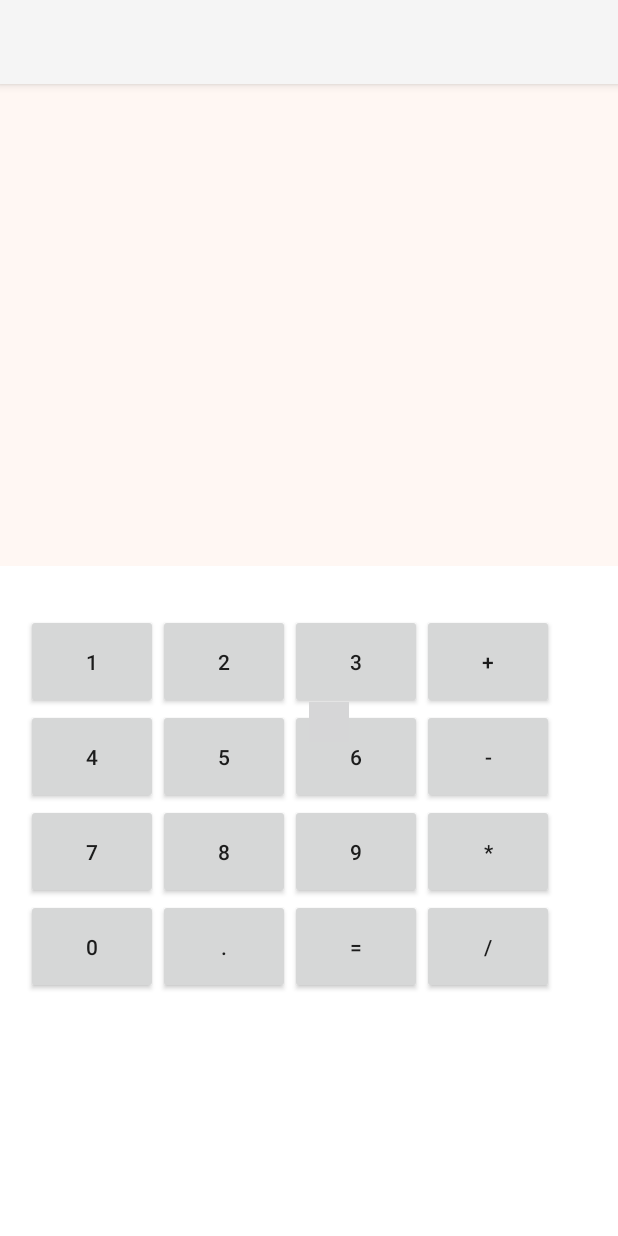
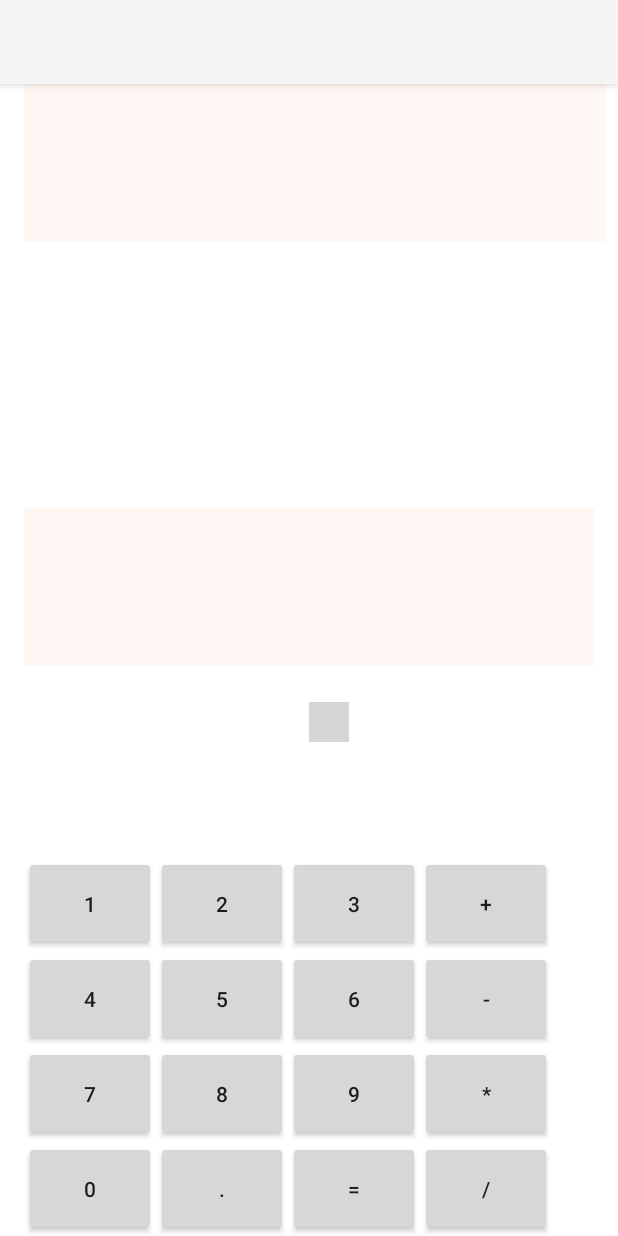
Before and after one commit to bche722/softeng702-project, an Android app: the CalculatorActivity screen opened directly, with no data from a screen before it, on a phone screen of 412 x 824 dp. Run offline under Robolectric (Android 15) with nearby library versions, the phone set to English and light mode, and no system bars; 10 statements that could not run were skipped.

Commit message:
Fixed crashes with calc
Co-Authored-By: chloe-421 <chloe-421@users.noreply.github.com>

```diff
--- a/app/src/main/res/layout/activity_calculator.xml
+++ b/app/src/main/res/layout/activity_calculator.xml
@@ -17,28 +17,50 @@
 
 
     <TextView
-        android:id="@+id/Answer"
-        android:layout_width="438dp"
-        android:layout_height="321dp"
+        android:id="@+id/input"
+        android:layout_width="0dp"
+        android:layout_height="105dp"
+        android:layout_marginStart="16dp"
+        android:layout_marginEnd="8dp"
         android:layout_weight="0.77"
         android:background="#0CFF5E07"
         android:textColor="@color/colorAccent"
         android:textSize="36sp"
-        tools:ignore="MissingConstraints"
-        tools:layout_editor_absoluteX="7dp" />
+        app:layout_constraintEnd_toEndOf="parent"
+        app:layout_constraintStart_toStartOf="parent"
+        app:layout_constraintTop_toTopOf="parent"
+        tools:ignore="MissingConstraints" />
+
+    <TextView
+        android:id="@+id/output"
+        android:layout_width="0dp"
+        android:layout_height="105dp"
+        android:layout_marginStart="16dp"
+        android:layout_marginTop="150dp"
+        android:layout_marginEnd="16dp"
+        android:layout_marginBottom="100dp"
+        android:layout_weight="0.77"
+        android:background="#0CFF5E07"
+        android:textColor="@color/colorAccent"
+        android:textSize="36sp"
+        app:layout_constraintBottom_toTopOf="@+id/alpha"
+        app:layout_constraintEnd_toEndOf="parent"
+        app:layout_constraintStart_toStartOf="parent"
+        app:layout_constraintTop_toBottomOf="@+id/input"
+        tools:ignore="MissingConstraints" />
 
     <LinearLayout
         android:id="@+id/alpha"
-        android:layout_width="413dp"
+        android:layout_width="0dp"
         android:layout_height="wrap_content"
-        android:layout_marginStart="36dp"
-        android:layout_marginTop="32dp"
+        android:layout_marginStart="16dp"
+        android:layout_marginEnd="16dp"
         android:background="@android:color/background_light"
         android:onClick="onBadClicku"
         android:orientation="vertical"
+        app:layout_constraintBottom_toBottomOf="parent"
         app:layout_constraintEnd_toEndOf="parent"
-        app:layout_constraintStart_toStartOf="parent"
-        app:layout_constraintTop_toBottomOf="@+id/Answer">
+        app:layout_constraintStart_toStartOf="parent">
 
         <LinearLayout
             android:layout_width="wrap_content"
@@ -48,18 +70,21 @@
                 android:id="@+id/btn1"
                 android:layout_width="wrap_content"
                 android:layout_height="63dp"
+                android:onClick="onClickNum"
                 android:text="1" />
 
             <Button
                 android:id="@+id/btn2"
                 android:layout_width="wrap_content"
                 android:layout_height="match_parent"
+                android:onClick="onClickNum"
                 android:text="2" />
 
             <Button
                 android:id="@+id/btn3"
                 android:layout_width="wrap_content"
                 android:layout_height="match_parent"
+                android:onClick="onClickNum"
                 android:text="3" />
 
             <Button
@@ -79,18 +104,21 @@
                 android:id="@+id/btn4"
                 android:layout_width="wrap_content"
                 android:layout_height="63dp"
+                android:onClick="onClickNum"
                 android:text="4" />
 
             <Button
                 android:id="@+id/btn5"
                 android:layout_width="wrap_content"
                 android:layout_height="match_parent"
+                android:onClick="onClickNum"
                 android:text="5" />
 
             <Button
                 android:id="@+id/btn6"
                 android:layout_width="wrap_content"
                 android:layout_height="match_parent"
+                android:onClick="onClickNum"
                 android:text="6" />
 
             <Button
@@ -110,18 +138,21 @@
                 android:id="@+id/btn7"
                 android:layout_width="wrap_content"
                 android:layout_height="63dp"
+                android:onClick="onClickNum"
                 android:text="7" />
 
             <Button
                 android:id="@+id/btn8"
                 android:layout_width="wrap_content"
                 android:layout_height="match_parent"
+                android:onClick="onClickNum"
                 android:text="8" />
 
             <Button
                 android:id="@+id/btn9"
                 android:layout_width="wrap_content"
                 android:layout_height="match_parent"
+                android:onClick="onClickNum"
                 android:text="9" />
 
             <Button
@@ -141,12 +172,14 @@
                 android:id="@+id/btn0"
                 android:layout_width="wrap_content"
                 android:layout_height="63dp"
+                android:onClick="onClickNum"
                 android:text="0" />
 
             <Button
                 android:id="@+id/btndot"
                 android:layout_width="wrap_content"
                 android:layout_height="match_parent"
+                android:onClick="onClickPt"
                 android:text="." />
 
             <Button
```
Also changed, not shown: app/src/main/java/yaujen/bankai/myapplication/CalculatorActivity.java (+81 -200 lines).
